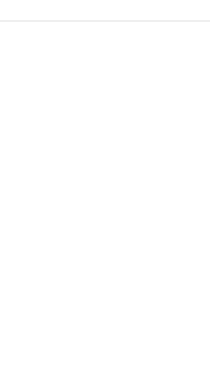
The window that plugins/snippet/snippetview.ui (KDE/kdevelop) describes before a commit, drawn with Qt 5.
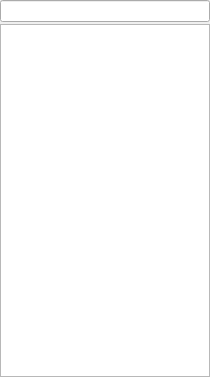
The same window after the commit. Custom widgets are drawn as their Qt base class.

Commit message: Make snippets toolview look consistent with the rest of KDevelop UI (bring back frames/borders)

Diff of the .ui file:
```diff
--- a/plugins/snippet/snippetview.ui
+++ b/plugins/snippet/snippetview.ui
@@ -34,9 +34,6 @@
        <property name="toolTip">
         <string>Define filter here</string>
        </property>
-       <property name="frame">
-        <bool>false</bool>
-       </property>
        <property name="clickMessage">
         <string>Filter...</string>
        </property>
@@ -49,12 +46,6 @@
    </item>
    <item>
     <widget class="QTreeView" name="snippetTree">
-     <property name="frameShape">
-      <enum>QFrame::NoFrame</enum>
-     </property>
-     <property name="frameShadow">
-      <enum>QFrame::Sunken</enum>
-     </property>
     </widget>
    </item>
   </layout>
```
